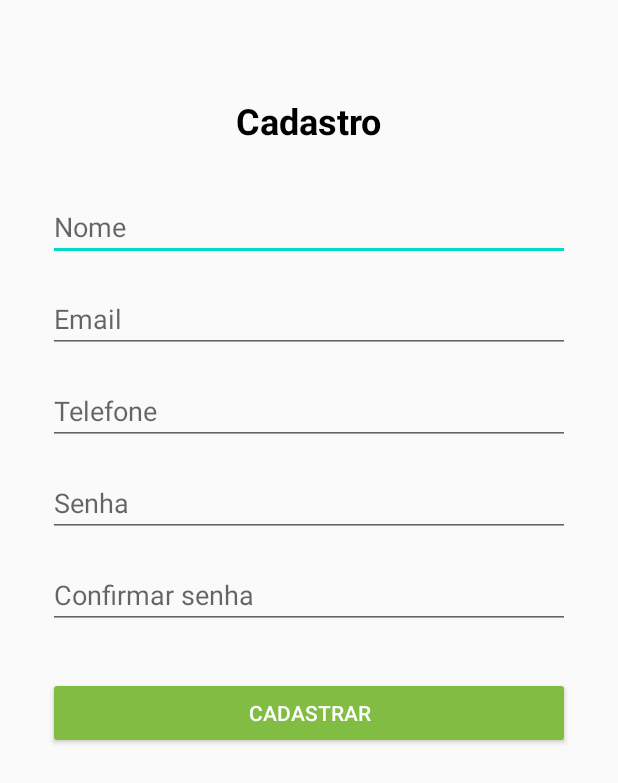
After one commit to repiazza/trainning, an Android app: the layout activity_cadastro.xml on its own in the app's theme, with its tools: preview values and no code run, on a phone screen of 412 x 824 dp. The commit adds this screen. Shown: the top 783 px of the screen. Run offline under Robolectric (Android 15) with nearby library versions, the phone set to English and light mode, and no system bars.

Commit message:
Criado cadastro e arrumado login

```diff
--- /dev/null
+++ b/Layout/app/src/main/res/layout/activity_cadastro.xml
@@ -0,0 +1,96 @@
+<?xml version="1.0" encoding="utf-8"?>
+<androidx.constraintlayout.widget.ConstraintLayout
+    xmlns:android="http://schemas.android.com/apk/res/android"
+    xmlns:app="http://schemas.android.com/apk/res-auto"
+    xmlns:tools="http://schemas.android.com/tools"
+    android:layout_width="match_parent"
+    android:layout_height="match_parent">
+
+    <Button
+        android:id="@+id/btnCadastrar"
+        android:layout_width="0dp"
+        android:layout_height="wrap_content"
+        android:layout_marginTop="32dp"
+        android:backgroundTint="#81BD42"
+        android:text="CADASTRAR"
+        android:textColor="@android:color/white"
+        app:layout_constraintEnd_toEndOf="@+id/edtConfirmPassword"
+        app:layout_constraintStart_toStartOf="@+id/edtConfirmPassword"
+        app:layout_constraintTop_toBottomOf="@+id/edtConfirmPassword" />
+
+    <TextView
+        android:id="@+id/txvTitulo"
+        android:layout_width="wrap_content"
+        android:layout_height="wrap_content"
+        android:layout_marginTop="64dp"
+        android:text="Cadastro"
+        android:textColor="@android:color/black"
+        android:textSize="24sp"
+        android:textStyle="bold"
+        app:layout_constraintEnd_toEndOf="parent"
+        app:layout_constraintStart_toStartOf="parent"
+        app:layout_constraintTop_toTopOf="parent" />
+
+    <EditText
+        android:id="@+id/edtName"
+        android:layout_width="0dp"
+        android:layout_height="wrap_content"
+        android:layout_marginStart="32dp"
+        android:layout_marginTop="32dp"
+        android:layout_marginEnd="32dp"
+        android:ems="10"
+        android:hint="Nome"
+        android:inputType="textPersonName"
+        app:layout_constraintEnd_toEndOf="parent"
+        app:layout_constraintStart_toStartOf="parent"
+        app:layout_constraintTop_toBottomOf="@+id/txvTitulo" />
+
+    <EditText
+        android:id="@+id/edtEmail"
+        android:layout_width="0dp"
+        android:layout_height="wrap_content"
+        android:layout_marginTop="16dp"
+        android:ems="10"
+        android:hint="Email"
+        android:inputType="textPersonName"
+        app:layout_constraintEnd_toEndOf="@+id/edtName"
+        app:layout_constraintStart_toStartOf="@+id/edtName"
+        app:layout_constraintTop_toBottomOf="@+id/edtName" />
+
+    <EditText
+        android:id="@+id/edtPhone"
+        android:layout_width="0dp"
+        android:layout_height="wrap_content"
+        android:layout_marginTop="16dp"
+        android:ems="10"
+        android:hint="Telefone"
+        android:inputType="textPersonName"
+        app:layout_constraintEnd_toEndOf="@+id/edtEmail"
+        app:layout_constraintStart_toStartOf="@+id/edtEmail"
+        app:layout_constraintTop_toBottomOf="@+id/edtEmail" />
+
+    <EditText
+        android:id="@+id/edtPassword"
+        android:layout_width="0dp"
+        android:layout_height="wrap_content"
+        android:layout_marginTop="16dp"
+        android:ems="10"
+        android:hint="Senha"
+        android:inputType="textPersonName"
+        app:layout_constraintEnd_toEndOf="@+id/edtPhone"
+        app:layout_constraintStart_toStartOf="@+id/edtPhone"
+        app:layout_constraintTop_toBottomOf="@+id/edtPhone" />
+
+    <EditText
+        android:id="@+id/edtConfirmPassword"
+        android:layout_width="0dp"
+        android:layout_height="wrap_content"
+        android:layout_marginTop="16dp"
+        android:ems="10"
+        android:hint="Confirmar senha"
+        android:inputType="textPersonName"
+        android:textColor="@android:color/text_color_primary"
+        app:layout_constraintEnd_toEndOf="@+id/edtPassword"
+        app:layout_constraintStart_toStartOf="@+id/edtPassword"
+        app:layout_constraintTop_toBottomOf="@+id/edtPassword" />
+</androidx.constraintlayout.widget.ConstraintLayout>
--- a/Layout/app/src/main/res/layout/activity_main.xml
+++ b/Layout/app/src/main/res/layout/activity_main.xml
@@ -10,10 +10,10 @@
     <Button
         android:id="@+id/btnAcessar"
         android:layout_width="0dp"
-        android:layout_height="39dp"
+        android:layout_height="wrap_content"
         android:layout_marginTop="32dp"
         android:backgroundTint="#81BD42"
-        android:text="Button"
+        android:text="ACCESSAR"
         android:textColor="@android:color/white"
         app:layout_constraintEnd_toEndOf="@+id/edtPassword"
         app:layout_constraintStart_toStartOf="@+id/edtPassword"
@@ -60,10 +60,20 @@
         android:id="@+id/txvRecuperar"
         android:layout_width="wrap_content"
         android:layout_height="wrap_content"
-        android:layout_marginTop="64dp"
+        android:layout_marginTop="32dp"
         android:text="Esqueceu sua senha? Clique aqui."
-        app:layout_constraintEnd_toEndOf="@+id/btnAcessar"
-        app:layout_constraintStart_toStartOf="@+id/btnAcessar"
+        app:layout_constraintEnd_toEndOf="parent"
+        app:layout_constraintStart_toStartOf="parent"
         app:layout_constraintTop_toBottomOf="@+id/btnAcessar" />
 
+    <TextView
+        android:id="@+id/txvCadastro"
+        android:layout_width="wrap_content"
+        android:layout_height="wrap_content"
+        android:layout_marginTop="32dp"
+        android:text="Nao possui conta? Cadastrar. "
+        app:layout_constraintEnd_toEndOf="parent"
+        app:layout_constraintStart_toStartOf="parent"
+        app:layout_constraintTop_toBottomOf="@+id/txvRecuperar" />
+
 </androidx.constraintlayout.widget.ConstraintLayout>
```
